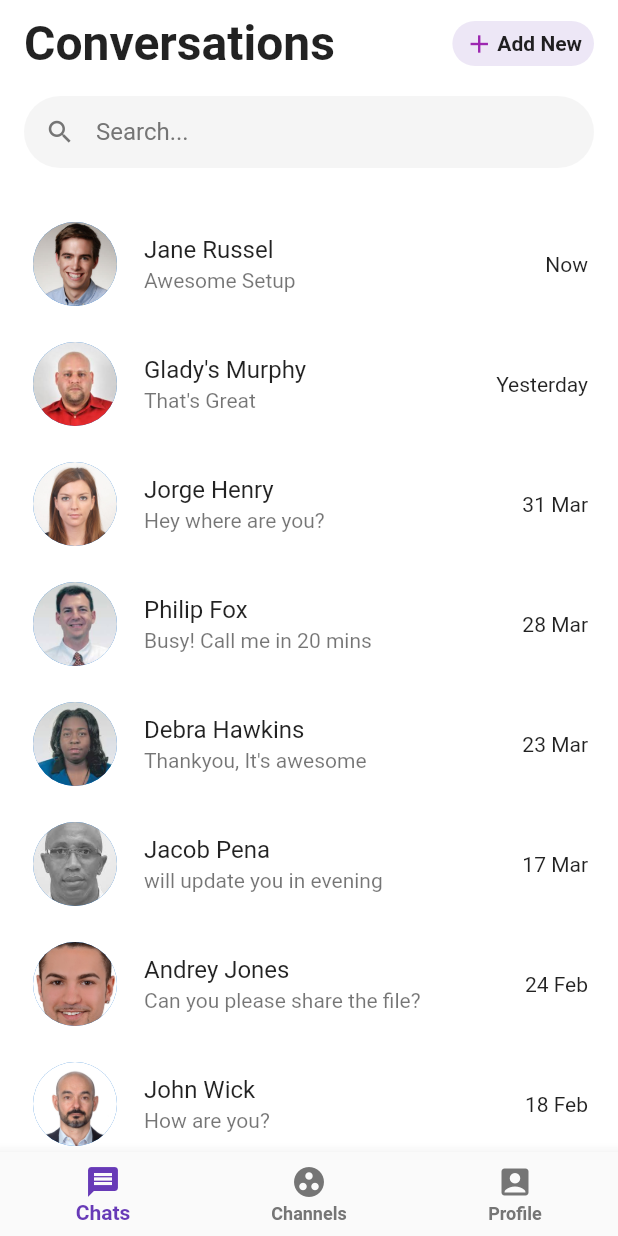
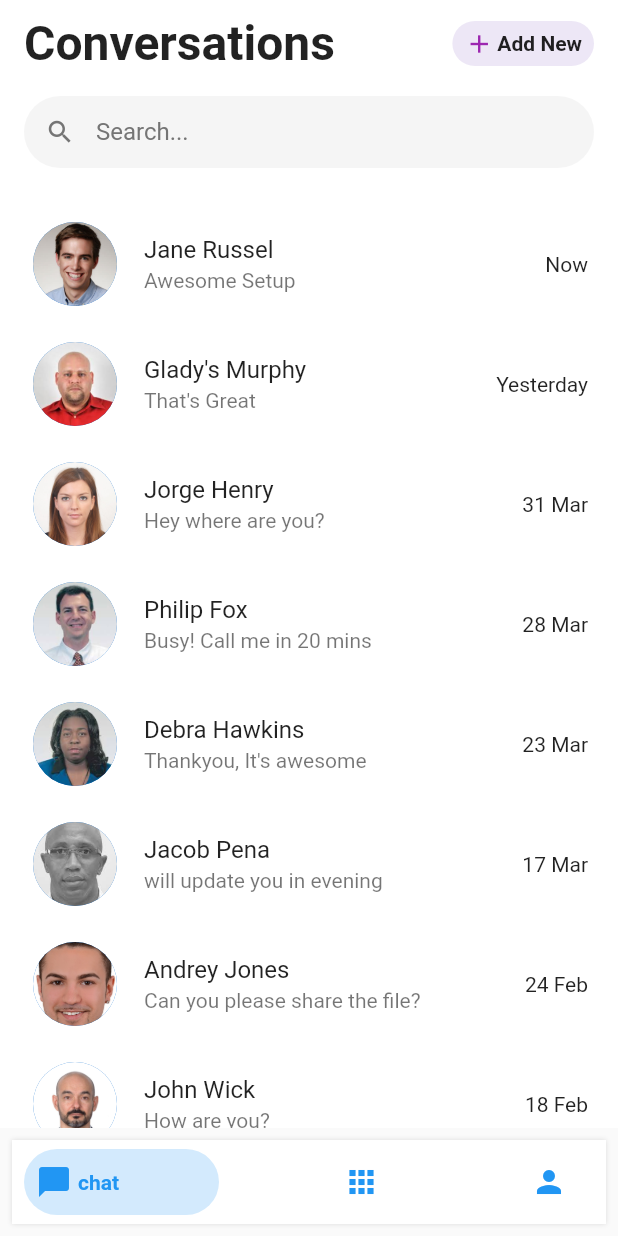
Before and after one commit to kekule15/chatApp-UI, a Flutter app: the screen it shows after launch, on a phone screen of 412 x 824 dp. Run offline on Flutter 3.47's test engine with Material 2 defaults, Android fonts, the phone set to English and light mode, and no system bars; drawn by our look-alikes of bottom_navy_bar.

Commit message:
bottombar

```diff
--- a/chatApp/lib/screens/homepage.dart
+++ b/chatApp/lib/screens/homepage.dart
@@ -1,7 +1,8 @@
+import 'package:chatApp/screens/channels.dart';
 import 'package:chatApp/screens/chatpage.dart';
+import 'package:chatApp/screens/profile.dart';
 import 'package:flutter/material.dart';
-
-import 'models/tabNavItems.dart';
+import 'package:bottom_navy_bar/bottom_navy_bar.dart';
 
 class HomePage extends StatefulWidget {
   @override
@@ -9,43 +10,58 @@ class HomePage extends StatefulWidget {
 }
 
 class _HomePageState extends State<HomePage> {
+  int _currentIndex = 0;
+  PageController _pageController;
+
+  @override
+  void initState() {
+    super.initState();
+    _pageController = PageController();
+  }
+
+  @override
+  void dispose() {
+    _pageController.dispose();
+    super.dispose();
+  }
+
   @override
   Widget build(BuildContext context) {
-    int _currentIndex = 0;
-
     return Scaffold(
-      body: IndexedStack(
-        index: _currentIndex,
-        children: [
-          for (final tabItem in TabNavigationItem.items) tabItem.page,
-        ],
+      body: SizedBox.expand(
+        child: PageView(
+          controller: _pageController,
+          onPageChanged: (index) {
+            setState(() => _currentIndex = index);
+          },
+          children: <Widget>[
+            Container(
+              child: ChatPage(),
+            ),
+            Container(
+              child: Channels(),
+            ),
+            Container(
+              child: Profile(),
+            ),
+          ],
+        ),
       ),
-      bottomNavigationBar: BottomNavigationBar(
-        selectedItemColor: Colors.deepPurple,
-        unselectedItemColor: Colors.grey.shade600,
-        selectedLabelStyle: TextStyle(fontWeight: FontWeight.w600),
-        unselectedLabelStyle: TextStyle(fontWeight: FontWeight.w600),
-        type: BottomNavigationBarType.fixed,
-        onTap: (int index) {
-          setState(() {
-            _currentIndex = index;
-          });
-        },
-        currentIndex: _currentIndex,
-        items: [
-          BottomNavigationBarItem(
-            icon: Icon(Icons.message),
-            label: ("Chats"),
-          ),
-          BottomNavigationBarItem(
-            icon: Icon(Icons.group_work),
-            label: ("Channels"),
-          ),
-          BottomNavigationBarItem(
-            icon: Icon(Icons.account_box),
-            label: ("Profile"),
-          ),
-        ],
+      bottomNavigationBar: Padding(
+        padding: const EdgeInsets.all(8.0),
+        child: BottomNavyBar(
+          selectedIndex: _currentIndex,
+          onItemSelected: (index) {
+            setState(() => _currentIndex = index);
+            _pageController.jumpToPage(index);
+          },
+          items: <BottomNavyBarItem>[
+            BottomNavyBarItem(
+                title: Text('chat'), icon: Icon(Icons.chat_bubble)),
+            BottomNavyBarItem(title: Text('channel'), icon: Icon(Icons.apps)),
+            BottomNavyBarItem(title: Text('profile'), icon: Icon(Icons.person)),
+          ],
+        ),
       ),
     );
   }
--- a/chatApp/pubspec.yaml
+++ b/chatApp/pubspec.yaml
@@ -28,6 +28,7 @@ dependencies:
   # The following adds the Cupertino Icons font to your application.
   # Use with the CupertinoIcons class for iOS style icons.
   cupertino_icons: ^1.0.0
+  bottom_navy_bar: ^5.6.0
 
 dev_dependencies:
   flutter_test:
```
Also changed, not shown: chatApp/pubspec.lock.
